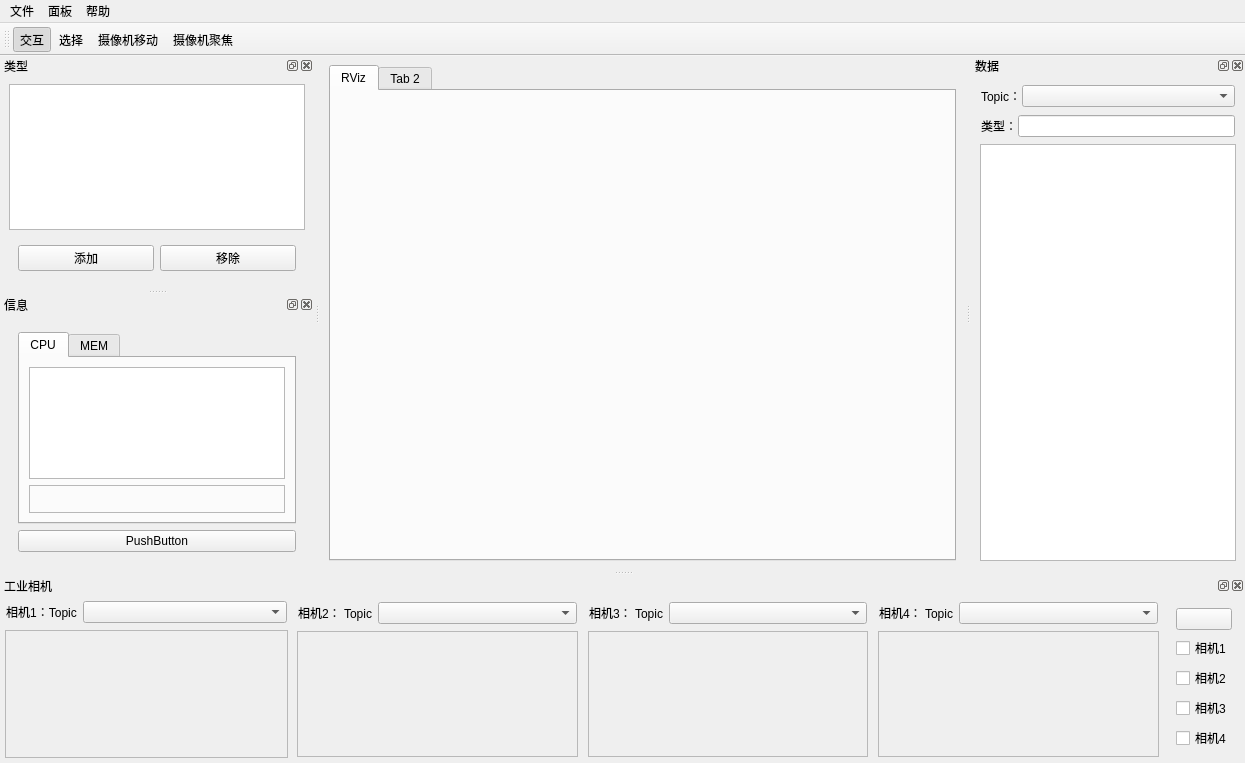
The window that qt_rviz_demo/ui/main_window.ui (Mith-z/ROS_Qt_RViz) describes before a commit, drawn with Qt 5.
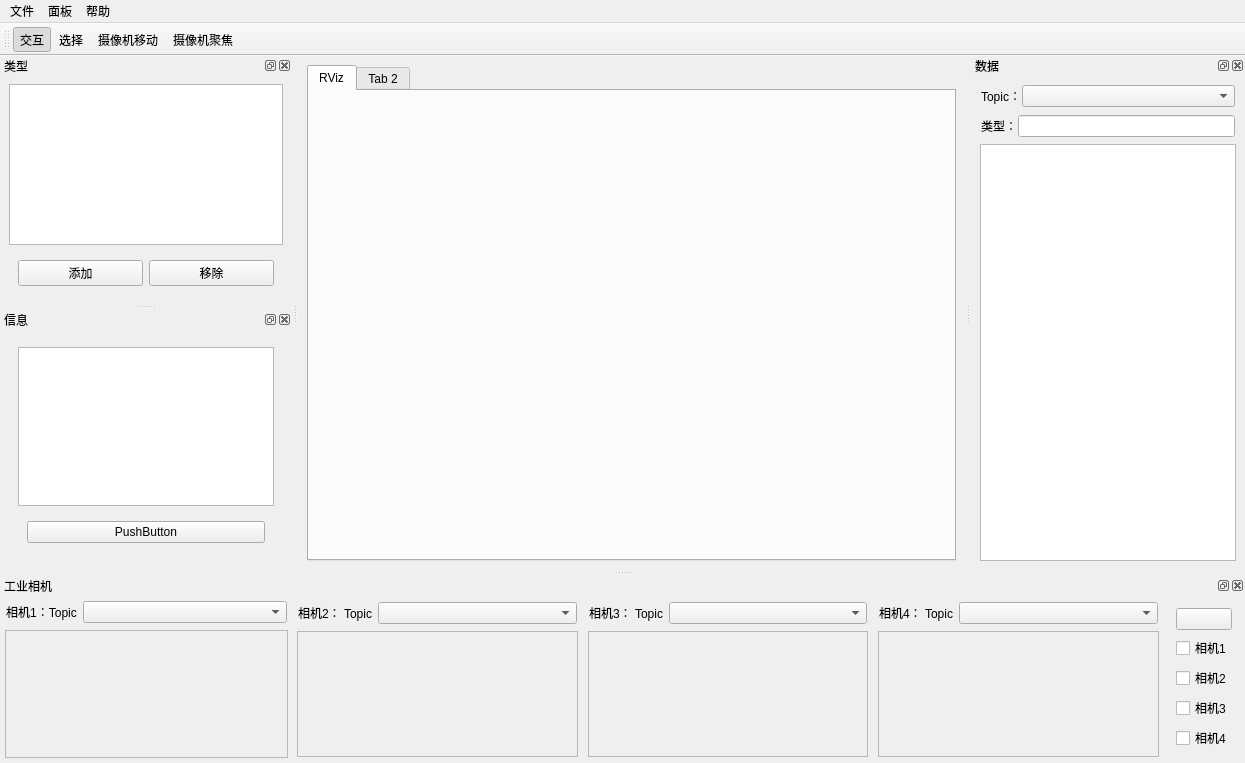
The same window after the commit. Custom widgets are drawn as their Qt base class.

Patch:
```diff
--- a/qt_rviz_demo/ui/main_window.ui
+++ b/qt_rviz_demo/ui/main_window.ui
@@ -180,16 +180,6 @@
       <widget class="QWidget" name="node_info_widget" native="true">
        <layout class="QVBoxLayout" name="verticalLayout_6">
         <item>
-         <widget class="QTabWidget" name="nodeinfo_tabWidget">
-          <property name="currentIndex">
-           <number>0</number>
-          </property>
-          <widget class="QWidget" name="cpu_tab">
-           <attribute name="title">
-            <string>CPU</string>
-           </attribute>
-           <layout class="QVBoxLayout" name="verticalLayout_13">
-            <item>
              <widget class="QTableView" name="node_info_tableView">
               <property name="sizePolicy">
                <sizepolicy hsizetype="Expanding" vsizetype="Expanding">
@@ -200,30 +190,8 @@
              </widget>
             </item>
             <item>
-             <widget class="qt_rviz_demo::NodeInfoDrawer" name="node_info_frame">
-              <property name="sizePolicy">
-               <sizepolicy hsizetype="Preferred" vsizetype="Preferred">
-                <horstretch>0</horstretch>
-                <verstretch>1</verstretch>
-               </sizepolicy>
-              </property>
-              <property name="frameShape">
-               <enum>QFrame::StyledPanel</enum>
-              </property>
-              <property name="frameShadow">
-               <enum>QFrame::Raised</enum>
-              </property>
-             </widget>
-            </item>
-           </layout>
-          </widget>
-          <widget class="QWidget" name="mem_tab">
-           <attribute name="title">
-            <string>MEM</string>
-           </attribute>
-          </widget>
-         </widget>
-        </item>
+         <widget class="QWidget" name="widget_2" native="true">
+          <layout class="QVBoxLayout" name="verticalLayout_13">
         <item>
          <widget class="QPushButton" name="pushButton">
           <property name="text">
@@ -236,6 +204,9 @@
      </item>
     </layout>
    </widget>
+     </item>
+    </layout>
+   </widget>
   </widget>
   <widget class="QDockWidget" name="cameraDock">
    <property name="allowedAreas">
@@ -1024,12 +995,6 @@
    <header>./include/qt_rviz_demo/UIPromoteClass/ratio_layouted_frame.h</header>
    <container>1</container>
   </customwidget>
-  <customwidget>
-   <class>qt_rviz_demo::NodeInfoDrawer</class>
-   <extends>QFrame</extends>
-   <header>./include/qt_rviz_demo/UIPromoteClass/node_info_drawer.h</header>
-   <container>1</container>
-  </customwidget>
  </customwidgets>
  <resources/>
  <connections/>
```
Lines whose indentation alone changed are shown as unchanged.
